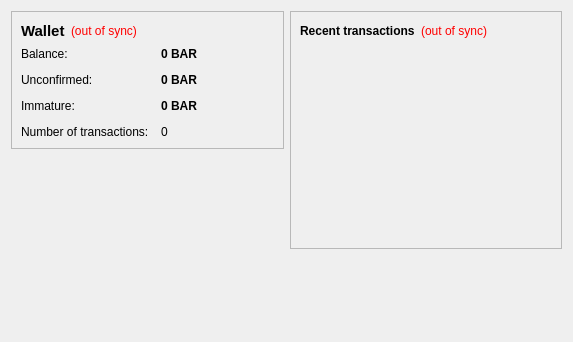
This is src/qt/forms/overviewpage.ui in kolopeda/beancoin as Qt 5 draws it before an edit. The edited form follows.
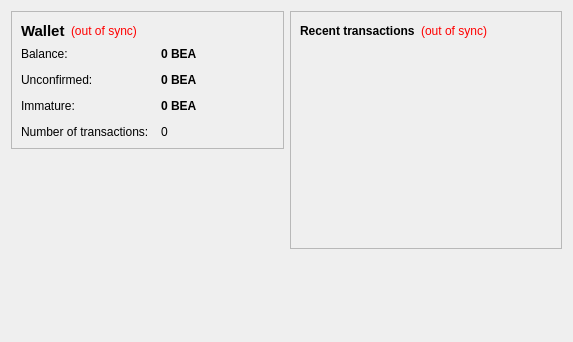
This is the edited form.

What changed in the file:
```diff
--- a/src/qt/forms/overviewpage.ui
+++ b/src/qt/forms/overviewpage.ui
@@ -105,7 +105,7 @@
              <string>Your current balance</string>
             </property>
             <property name="text">
-             <string notr="true">0 BAR</string>
+             <string notr="true">0 BEA</string>
             </property>
             <property name="textInteractionFlags">
              <set>Qt::LinksAccessibleByMouse|Qt::TextSelectableByKeyboard|Qt::TextSelectableByMouse</set>
@@ -134,7 +134,7 @@
              <string>Total of transactions that have yet to be confirmed, and do not yet count toward the current balance</string>
             </property>
             <property name="text">
-             <string notr="true">0 BAR</string>
+             <string notr="true">0 BEA</string>
             </property>
             <property name="textInteractionFlags">
              <set>Qt::LinksAccessibleByMouse|Qt::TextSelectableByKeyboard|Qt::TextSelectableByMouse</set>
@@ -177,7 +177,7 @@
              <string>Mined balance that has not yet matured</string>
             </property>
             <property name="text">
-             <string notr="true">0 BAR</string>
+             <string notr="true">0 BEA</string>
             </property>
             <property name="textInteractionFlags">
              <set>Qt::LinksAccessibleByMouse|Qt::TextSelectableByKeyboard|Qt::TextSelectableByMouse</set>
```
Left out of the diff: 4 changed lines with no effect on the pictures.
